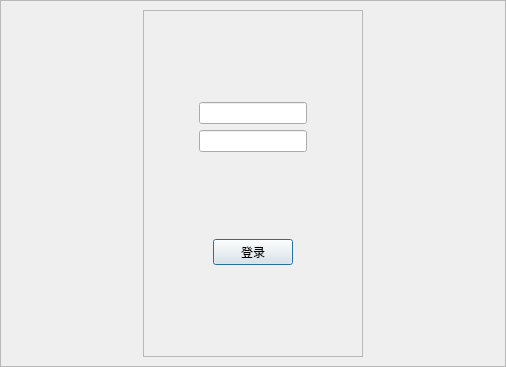
Qt form dialog.ui (xiezhihu/Qt_Book) before a commit.
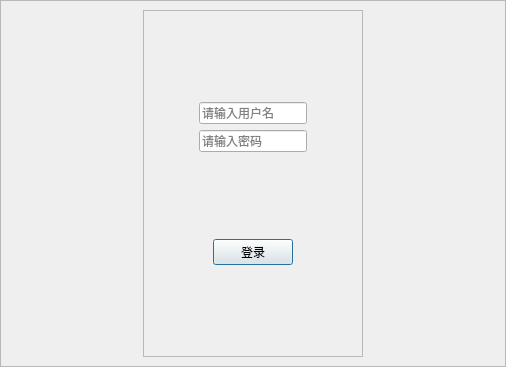
The same form after that commit.

The edit to the form file:
```diff
--- a/dialog.ui
+++ b/dialog.ui
@@ -89,13 +89,20 @@
          <item row="1" column="1" colspan="3">
           <layout class="QVBoxLayout" name="verticalLayout_2">
            <item>
-            <widget class="QLineEdit" name="lineUser"/>
+            <widget class="QLineEdit" name="lineUser">
+             <property name="placeholderText">
+              <string>请输入用户名</string>
+             </property>
+            </widget>
            </item>
            <item>
             <widget class="QLineEdit" name="linePwd">
              <property name="echoMode">
               <enum>QLineEdit::Password</enum>
              </property>
+             <property name="placeholderText">
+              <string>请输入密码</string>
+             </property>
             </widget>
            </item>
           </layout>
```
